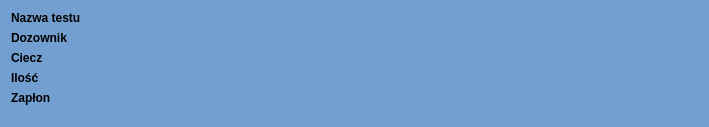
First picture: the form in nowytest_1.ui, repository wiacekmarcin/StanowiskoChemiczne, before the edit.
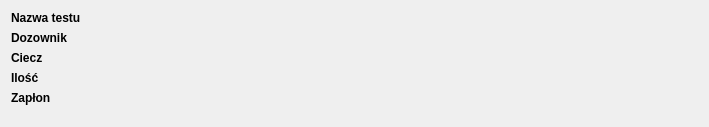
Second picture: the form after the edit. Custom widgets are drawn as their Qt base class.

Diff of the .ui file:
```diff
--- a/nowytest_1.ui
+++ b/nowytest_1.ui
@@ -10,457 +10,9 @@
     <height>127</height>
    </rect>
   </property>
-  <property name="palette">
-   <palette>
-    <active>
-     <colorrole role="WindowText">
-      <brush brushstyle="SolidPattern">
-       <color alpha="255">
-        <red>0</red>
-        <green>0</green>
-        <blue>0</blue>
-       </color>
-      </brush>
-     </colorrole>
-     <colorrole role="Button">
-      <brush brushstyle="SolidPattern">
-       <color alpha="255">
-        <red>114</red>
-        <green>159</green>
-        <blue>207</blue>
-       </color>
-      </brush>
-     </colorrole>
-     <colorrole role="Light">
-      <brush brushstyle="SolidPattern">
-       <color alpha="255">
-        <red>196</red>
-        <green>225</green>
-        <blue>255</blue>
-       </color>
-      </brush>
-     </colorrole>
-     <colorrole role="Midlight">
-      <brush brushstyle="SolidPattern">
-       <color alpha="255">
-        <red>155</red>
-        <green>192</green>
-        <blue>231</blue>
-       </color>
-      </brush>
-     </colorrole>
-     <colorrole role="Dark">
-      <brush brushstyle="SolidPattern">
-       <color alpha="255">
-        <red>57</red>
-        <green>79</green>
-        <blue>103</blue>
-       </color>
-      </brush>
-     </colorrole>
-     <colorrole role="Mid">
-      <brush brushstyle="SolidPattern">
-       <color alpha="255">
-        <red>76</red>
-        <green>106</green>
-        <blue>138</blue>
-       </color>
-      </brush>
-     </colorrole>
-     <colorrole role="Text">
-      <brush brushstyle="SolidPattern">
-       <color alpha="255">
-        <red>0</red>
-        <green>0</green>
-        <blue>0</blue>
-       </color>
-      </brush>
-     </colorrole>
-     <colorrole role="BrightText">
-      <brush brushstyle="SolidPattern">
-       <color alpha="255">
-        <red>255</red>
-        <green>255</green>
-        <blue>255</blue>
-       </color>
-      </brush>
-     </colorrole>
-     <colorrole role="ButtonText">
-      <brush brushstyle="SolidPattern">
-       <color alpha="255">
-        <red>0</red>
-        <green>0</green>
-        <blue>0</blue>
-       </color>
-      </brush>
-     </colorrole>
-     <colorrole role="Base">
-      <brush brushstyle="SolidPattern">
-       <color alpha="255">
-        <red>138</red>
-        <green>226</green>
-        <blue>52</blue>
-       </color>
-      </brush>
-     </colorrole>
-     <colorrole role="Window">
-      <brush brushstyle="SolidPattern">
-       <color alpha="255">
-        <red>114</red>
-        <green>159</green>
-        <blue>207</blue>
-       </color>
-      </brush>
-     </colorrole>
-     <colorrole role="Shadow">
-      <brush brushstyle="SolidPattern">
-       <color alpha="255">
-        <red>0</red>
-        <green>0</green>
-        <blue>0</blue>
-       </color>
-      </brush>
-     </colorrole>
-     <colorrole role="AlternateBase">
-      <brush brushstyle="SolidPattern">
-       <color alpha="255">
-        <red>184</red>
-        <green>207</green>
-        <blue>231</blue>
-       </color>
-      </brush>
-     </colorrole>
-     <colorrole role="NoRole">
-      <brush brushstyle="SolidPattern">
-       <color alpha="255">
-        <red>239</red>
-        <green>41</green>
-        <blue>41</blue>
-       </color>
-      </brush>
-     </colorrole>
-     <colorrole role="ToolTipBase">
-      <brush brushstyle="SolidPattern">
-       <color alpha="255">
-        <red>255</red>
-        <green>255</green>
-        <blue>220</blue>
-       </color>
-      </brush>
-     </colorrole>
-     <colorrole role="ToolTipText">
-      <brush brushstyle="SolidPattern">
-       <color alpha="255">
-        <red>0</red>
-        <green>0</green>
-        <blue>0</blue>
-       </color>
-      </brush>
-     </colorrole>
-    </active>
-    <inactive>
-     <colorrole role="WindowText">
-      <brush brushstyle="SolidPattern">
-       <color alpha="255">
-        <red>0</red>
-        <green>0</green>
-        <blue>0</blue>
-       </color>
-      </brush>
-     </colorrole>
-     <colorrole role="Button">
-      <brush brushstyle="SolidPattern">
-       <color alpha="255">
-        <red>114</red>
-        <green>159</green>
-        <blue>207</blue>
-       </color>
-      </brush>
-     </colorrole>
-     <colorrole role="Light">
-      <brush brushstyle="SolidPattern">
-       <color alpha="255">
-        <red>196</red>
-        <green>225</green>
-        <blue>255</blue>
-       </color>
-      </brush>
-     </colorrole>
-     <colorrole role="Midlight">
-      <brush brushstyle="SolidPattern">
-       <color alpha="255">
-        <red>155</red>
-        <green>192</green>
-        <blue>231</blue>
-       </color>
-      </brush>
-     </colorrole>
-     <colorrole role="Dark">
-      <brush brushstyle="SolidPattern">
-       <color alpha="255">
-        <red>57</red>
-        <green>79</green>
-        <blue>103</blue>
-       </color>
-      </brush>
-     </colorrole>
-     <colorrole role="Mid">
-      <brush brushstyle="SolidPattern">
-       <color alpha="255">
-        <red>76</red>
-        <green>106</green>
-        <blue>138</blue>
-       </color>
-      </brush>
-     </colorrole>
-     <colorrole role="Text">
-      <brush brushstyle="SolidPattern">
-       <color alpha="255">
-        <red>0</red>
-        <green>0</green>
-        <blue>0</blue>
-       </color>
-      </brush>
-     </colorrole>
-     <colorrole role="BrightText">
-      <brush brushstyle="SolidPattern">
-       <color alpha="255">
-        <red>255</red>
-        <green>255</green>
-        <blue>255</blue>
-       </color>
-      </brush>
-     </colorrole>
-     <colorrole role="ButtonText">
-      <brush brushstyle="SolidPattern">
-       <color alpha="255">
-        <red>0</red>
-        <green>0</green>
-        <blue>0</blue>
-       </color>
-      </brush>
-     </colorrole>
-     <colorrole role="Base">
-      <brush brushstyle="SolidPattern">
-       <color alpha="255">
-        <red>138</red>
-        <green>226</green>
-        <blue>52</blue>
-       </color>
-      </brush>
-     </colorrole>
-     <colorrole role="Window">
-      <brush brushstyle="SolidPattern">
-       <color alpha="255">
-        <red>114</red>
-        <green>159</green>
-        <blue>207</blue>
-       </color>
-      </brush>
-     </colorrole>
-     <colorrole role="Shadow">
-      <brush brushstyle="SolidPattern">
-       <color alpha="255">
-        <red>0</red>
-        <green>0</green>
-        <blue>0</blue>
-       </color>
-      </brush>
-     </colorrole>
-     <colorrole role="AlternateBase">
-      <brush brushstyle="SolidPattern">
-       <color alpha="255">
-        <red>184</red>
-        <green>207</green>
-        <blue>231</blue>
-       </color>
-      </brush>
-     </colorrole>
-     <colorrole role="NoRole">
-      <brush brushstyle="SolidPattern">
-       <color alpha="255">
-        <red>239</red>
-        <green>41</green>
-        <blue>41</blue>
-       </color>
-      </brush>
-     </colorrole>
-     <colorrole role="ToolTipBase">
-      <brush brushstyle="SolidPattern">
-       <color alpha="255">
-        <red>255</red>
-        <green>255</green>
-        <blue>220</blue>
-       </color>
-      </brush>
-     </colorrole>
-     <colorrole role="ToolTipText">
-      <brush brushstyle="SolidPattern">
-       <color alpha="255">
-        <red>0</red>
-        <green>0</green>
-        <blue>0</blue>
-       </color>
-      </brush>
-     </colorrole>
-    </inactive>
-    <disabled>
-     <colorrole role="WindowText">
-      <brush brushstyle="SolidPattern">
-       <color alpha="255">
-        <red>57</red>
-        <green>79</green>
-        <blue>103</blue>
-       </color>
-      </brush>
-     </colorrole>
-     <colorrole role="Button">
-      <brush brushstyle="SolidPattern">
-       <color alpha="255">
-        <red>114</red>
-        <green>159</green>
-        <blue>207</blue>
-       </color>
-      </brush>
-     </colorrole>
-     <colorrole role="Light">
-      <brush brushstyle="SolidPattern">
-       <color alpha="255">
-        <red>196</red>
-        <green>225</green>
-        <blue>255</blue>
-       </color>
-      </brush>
-     </colorrole>
-     <colorrole role="Midlight">
-      <brush brushstyle="SolidPattern">
-       <color alpha="255">
-        <red>155</red>
-        <green>192</green>
-        <blue>231</blue>
-       </color>
-      </brush>
-     </colorrole>
-     <colorrole role="Dark">
-      <brush brushstyle="SolidPattern">
-       <color alpha="255">
-        <red>57</red>
-        <green>79</green>
-        <blue>103</blue>
-       </color>
-      </brush>
-     </colorrole>
-     <colorrole role="Mid">
-      <brush brushstyle="SolidPattern">
-       <color alpha="255">
-        <red>76</red>
-        <green>106</green>
-        <blue>138</blue>
-       </color>
-      </brush>
-     </colorrole>
-     <colorrole role="Text">
-      <brush brushstyle="SolidPattern">
-       <color alpha="255">
-        <red>57</red>
-        <green>79</green>
-        <blue>103</blue>
-       </color>
-      </brush>
-     </colorrole>
-     <colorrole role="BrightText">
-      <brush brushstyle="SolidPattern">
-       <color alpha="255">
-        <red>255</red>
-        <green>255</green>
-        <blue>255</blue>
-       </color>
-      </brush>
-     </colorrole>
-     <colorrole role="ButtonText">
-      <brush brushstyle="SolidPattern">
-       <color alpha="255">
-        <red>57</red>
-        <green>79</green>
-        <blue>103</blue>
-       </color>
-      </brush>
-     </colorrole>
-     <colorrole role="Base">
-      <brush brushstyle="SolidPattern">
-       <color alpha="255">
-        <red>114</red>
-        <green>159</green>
-        <blue>207</blue>
-       </color>
-      </brush>
-     </colorrole>
-     <colorrole role="Window">
-      <brush brushstyle="SolidPattern">
-       <color alpha="255">
-        <red>114</red>
-        <green>159</green>
-        <blue>207</blue>
-       </color>
-      </brush>
-     </colorrole>
-     <colorrole role="Shadow">
-      <brush brushstyle="SolidPattern">
-       <color alpha="255">
-        <red>0</red>
-        <green>0</green>
-        <blue>0</blue>
-       </color>
-      </brush>
-     </colorrole>
-     <colorrole role="AlternateBase">
-      <brush brushstyle="SolidPattern">
-       <color alpha="255">
-        <red>114</red>
-        <green>159</green>
-        <blue>207</blue>
-       </color>
-      </brush>
-     </colorrole>
-     <colorrole role="NoRole">
-      <brush brushstyle="SolidPattern">
-       <color alpha="255">
-        <red>239</red>
-        <green>41</green>
-        <blue>41</blue>
-       </color>
-      </brush>
-     </colorrole>
-     <colorrole role="ToolTipBase">
-      <brush brushstyle="SolidPattern">
-       <color alpha="255">
-        <red>255</red>
-        <green>255</green>
-        <blue>220</blue>
-       </color>
-      </brush>
-     </colorrole>
-     <colorrole role="ToolTipText">
-      <brush brushstyle="SolidPattern">
-       <color alpha="255">
-        <red>0</red>
-        <green>0</green>
-        <blue>0</blue>
-       </color>
-      </brush>
-     </colorrole>
-    </disabled>
-   </palette>
-  </property>
   <property name="windowTitle">
    <string>Nowy Test</string>
   </property>
-  <property name="autoFillBackground">
-   <bool>true</bool>
-  </property>
-  <property name="styleSheet">
-   <string notr="true">border:2</string>
-  </property>
   <property name="title" stdset="0">
    <string>Identyfikacja</string>
   </property>
```
Left out of the diff: 3 changed lines with no effect on the pictures.
